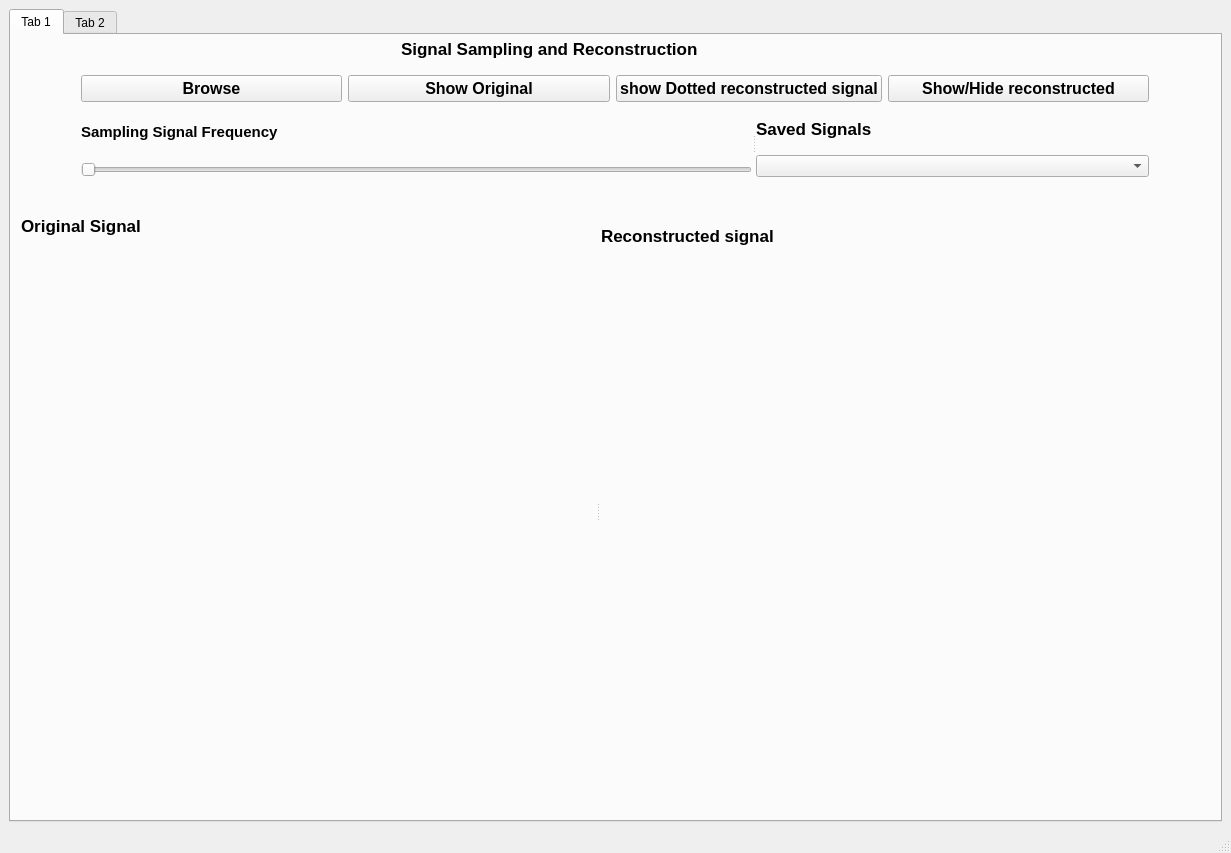
Qt form task2.ui (Abdelrahmanhassan1/Signal-sampling-and-reconstruction-program) before a commit.
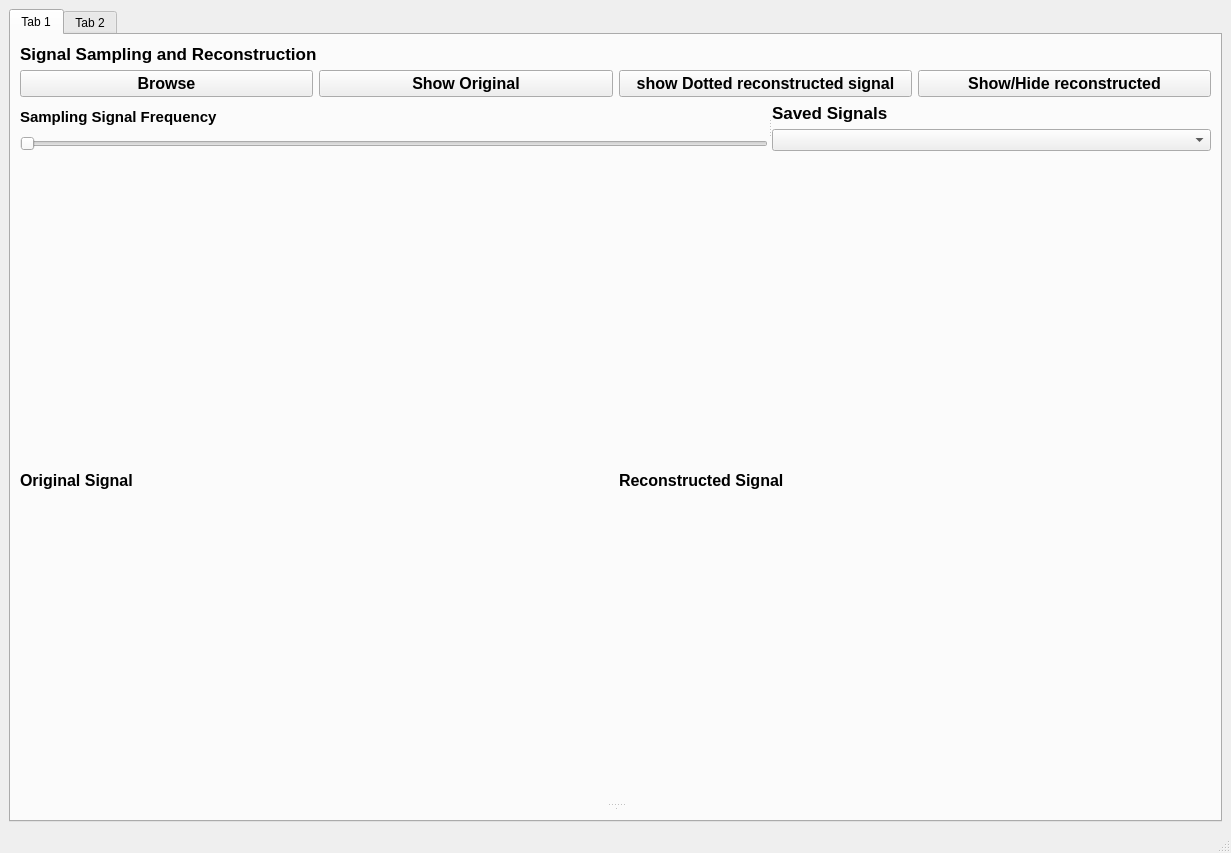
The same form after that commit. Icons and pictures are not drawn.

Patch:
```diff
--- a/task2.ui
+++ b/task2.ui
@@ -27,15 +27,11 @@
        <attribute name="title">
         <string>Tab 1</string>
        </attribute>
+       <layout class="QVBoxLayout" name="verticalLayout_11">
+        <item>
+         <layout class="QVBoxLayout" name="verticalLayout_10">
+          <item>
        <widget class="QLabel" name="label">
-        <property name="geometry">
-         <rect>
-          <x>390</x>
-          <y>0</y>
-          <width>401</width>
-          <height>27</height>
-         </rect>
-        </property>
         <property name="font">
          <font>
           <pointsize>13</pointsize>
@@ -47,74 +43,10 @@
          <string>Signal Sampling and Reconstruction</string>
         </property>
        </widget>
-       <widget class="QSplitter" name="splitter">
-        <property name="geometry">
-         <rect>
-          <x>11</x>
-          <y>220</y>
-          <width>1151</width>
-          <height>511</height>
-         </rect>
-        </property>
-        <property name="orientation">
-         <enum>Qt::Horizontal</enum>
-        </property>
-        <widget class="QWidget" name="verticalLayoutWidget_2">
-         <layout class="QVBoxLayout" name="original_signal_layout"/>
-        </widget>
-        <widget class="QWidget" name="verticalLayoutWidget_3">
-         <layout class="QVBoxLayout" name="reconstructed_signal_layout"/>
-        </widget>
-       </widget>
-       <widget class="QLabel" name="label_2">
-        <property name="geometry">
-         <rect>
-          <x>590</x>
-          <y>180</y>
-          <width>241</width>
-          <height>41</height>
-         </rect>
-        </property>
-        <property name="font">
-         <font>
-          <pointsize>13</pointsize>
-          <weight>75</weight>
-          <bold>true</bold>
-         </font>
-        </property>
-        <property name="text">
-         <string>Reconstructed signal </string>
-        </property>
-       </widget>
-       <widget class="QLabel" name="label_3">
-        <property name="geometry">
-         <rect>
-          <x>10</x>
-          <y>170</y>
-          <width>181</width>
-          <height>41</height>
-         </rect>
-        </property>
-        <property name="font">
-         <font>
-          <pointsize>13</pointsize>
-          <weight>75</weight>
-          <bold>true</bold>
-         </font>
-        </property>
-        <property name="text">
-         <string>Original Signal </string>
-        </property>
-       </widget>
-       <widget class="QWidget" name="layoutWidget">
-        <property name="geometry">
-         <rect>
-          <x>70</x>
-          <y>40</y>
-          <width>1068</width>
-          <height>102</height>
-         </rect>
-        </property>
+          </item>
+          <item>
+           <layout class="QVBoxLayout" name="verticalLayout_8">
+            <item>
         <layout class="QVBoxLayout" name="verticalLayout_2">
          <item>
           <layout class="QHBoxLayout" name="horizontalLayout_4">
@@ -230,7 +162,62 @@
           </widget>
          </item>
         </layout>
-       </widget>
+            </item>
+            <item>
+             <widget class="QSplitter" name="splitter_5">
+              <property name="orientation">
+               <enum>Qt::Vertical</enum>
+              </property>
+              <widget class="QWidget" name="">
+               <layout class="QHBoxLayout" name="horizontalLayout_5">
+                <item>
+                 <widget class="QLabel" name="label_3">
+                  <property name="font">
+                   <font>
+                    <pointsize>12</pointsize>
+                    <weight>75</weight>
+                    <bold>true</bold>
+                   </font>
+                  </property>
+                  <property name="text">
+                   <string>Original Signal </string>
+                  </property>
+                 </widget>
+                </item>
+                <item>
+                 <widget class="QLabel" name="label_2">
+                  <property name="font">
+                   <font>
+                    <pointsize>12</pointsize>
+                    <weight>75</weight>
+                    <bold>true</bold>
+                   </font>
+                  </property>
+                  <property name="text">
+                   <string>Reconstructed Signal </string>
+                  </property>
+                 </widget>
+                </item>
+               </layout>
+              </widget>
+              <widget class="QSplitter" name="splitter">
+               <property name="orientation">
+                <enum>Qt::Horizontal</enum>
+               </property>
+               <widget class="QWidget" name="verticalLayoutWidget_2">
+                <layout class="QVBoxLayout" name="original_signal_layout"/>
+               </widget>
+               <widget class="QWidget" name="verticalLayoutWidget_3">
+                <layout class="QVBoxLayout" name="reconstructed_signal_layout"/>
+               </widget>
+              </widget>
+             </widget>
+            </item>
+           </layout>
+          </item>
+         </layout>
+        </item>
+       </layout>
       </widget>
       <widget class="QWidget" name="tab_2">
        <attribute name="title">
```
Left out of the diff: 1311 changed lines with no effect on the pictures. Lines whose indentation alone changed are shown as unchanged.
